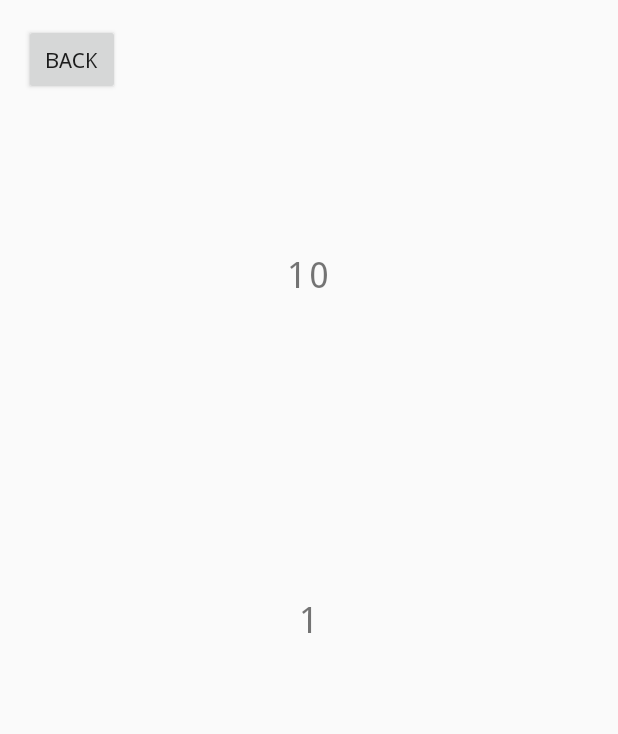
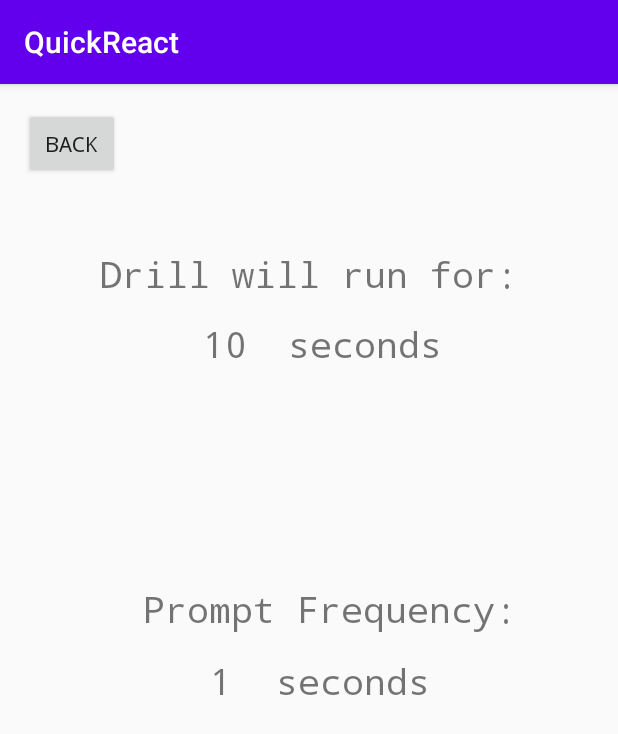
Before and after one commit to WesleyChoi/QuickReact, an Android app: the CompassAgilityExecute screen opened directly, with no data from a screen before it, on a phone screen of 412 x 824 dp. Shown: the top 734 px of the screen. Run offline under Robolectric (Android 15) with nearby library versions, the phone set to English and light mode, and no system bars.

Commit message:
added back button checker and descriptors for execute screen

```diff
--- a/app/src/main/java/com/example/quickreact/CompassAgilityExecute.java
+++ b/app/src/main/java/com/example/quickreact/CompassAgilityExecute.java
@@ -34,6 +34,8 @@ public class CompassAgilityExecute extends AppCompatActivity {
     private MediaPlayer play_down;
     private MediaPlayer play_left;
     private MediaPlayer play_right;
+
+    private Boolean exit_true = false;
 
     @Override
     protected void onCreate(Bundle savedInstanceState) {
@@ -90,6 +92,7 @@ public class CompassAgilityExecute extends AppCompatActivity {
 
 
     public void returnToCompassAgilitySelector() {
+        exit_true = true;
         Intent intent = new Intent(this, CompassAgilitySelector.class);
         startActivity(intent);
     }
@@ -197,7 +200,9 @@ public class CompassAgilityExecute extends AppCompatActivity {
                 public void onTick(long msUntilFinished) {}
 
                 public void onFinish() {
-                    executeCompassDrill();
+                    if (!exit_true) {
+                        executeCompassDrill();
+                    }
                 }
 
             };
--- a/app/src/main/res/layout/activity_compass_agility_execute.xml
+++ b/app/src/main/res/layout/activity_compass_agility_execute.xml
@@ -19,28 +19,86 @@
         app:layout_constraintTop_toTopOf="parent" />
 
     <TextView
-        android:id="@+id/total_time_display_indicator"
+        android:id="@+id/total_time_display"
         android:layout_width="wrap_content"
         android:layout_height="wrap_content"
         android:fontFamily="monospace"
-        android:text="Drill will run for"
+        android:text="Drill will run for:"
         android:textSize="24sp"
         app:layout_constraintBottom_toBottomOf="parent"
         app:layout_constraintEnd_toEndOf="parent"
         app:layout_constraintHorizontal_bias="0.498"
         app:layout_constraintStart_toStartOf="parent"
         app:layout_constraintTop_toTopOf="parent"
-        app:layout_constraintVertical_bias="0.21" />
+        app:layout_constraintVertical_bias="0.15" />
+
+    <TextView
+        android:id="@+id/total_time_display_indicator"
+        android:layout_width="wrap_content"
+        android:layout_height="wrap_content"
+        android:fontFamily="monospace"
+        android:text="00"
+        android:textSize="24sp"
+        app:layout_constraintBottom_toBottomOf="parent"
+        app:layout_constraintEnd_toEndOf="parent"
+        app:layout_constraintHorizontal_bias="0.353"
+        app:layout_constraintStart_toStartOf="parent"
+        app:layout_constraintTop_toTopOf="parent"
+        app:layout_constraintVertical_bias="0.213" />
+
+    <TextView
+        android:id="@+id/seconds_total"
+        android:layout_width="wrap_content"
+        android:layout_height="wrap_content"
+        android:fontFamily="monospace"
+        android:text="seconds"
+        android:textSize="24sp"
+        app:layout_constraintBottom_toBottomOf="parent"
+        app:layout_constraintEnd_toEndOf="parent"
+        app:layout_constraintHorizontal_bias="0.191"
+        app:layout_constraintStart_toEndOf="@+id/total_time_display_indicator"
+        app:layout_constraintTop_toTopOf="parent"
+        app:layout_constraintVertical_bias="0.213" />
+
+    <TextView
+        android:id="@+id/frequency_display"
+        android:layout_width="wrap_content"
+        android:layout_height="wrap_content"
+        android:fontFamily="monospace"
+        android:text="Prompt Frequency:"
+        android:textSize="24sp"
+        app:layout_constraintBottom_toBottomOf="parent"
+        app:layout_constraintEnd_toEndOf="parent"
+        app:layout_constraintHorizontal_bias="0.587"
+        app:layout_constraintStart_toStartOf="parent"
+        app:layout_constraintTop_toTopOf="parent"
+        app:layout_constraintVertical_bias="0.453" />
 
     <TextView
         android:id="@+id/frequency_display_indicator"
         android:layout_width="wrap_content"
         android:layout_height="wrap_content"
         android:fontFamily="monospace"
-        android:text="Frequency: "
+        android:text="00"
         android:textSize="24sp"
         app:layout_constraintBottom_toBottomOf="parent"
         app:layout_constraintEnd_toEndOf="parent"
+        app:layout_constraintHorizontal_bias="0.353"
         app:layout_constraintStart_toStartOf="parent"
-        app:layout_constraintTop_toTopOf="parent" />
+        app:layout_constraintTop_toTopOf="parent"
+        app:layout_constraintVertical_bias="0.519" />
+
+    <TextView
+        android:id="@+id/seconds_frequency"
+        android:layout_width="wrap_content"
+        android:layout_height="wrap_content"
+        android:fontFamily="monospace"
+        android:text="seconds"
+        android:textSize="24sp"
+        app:layout_constraintBottom_toBottomOf="parent"
+        app:layout_constraintEnd_toEndOf="parent"
+        app:layout_constraintHorizontal_bias="0.191"
+        app:layout_constraintStart_toEndOf="@+id/frequency_display_indicator"
+        app:layout_constraintTop_toTopOf="parent"
+        app:layout_constraintVertical_bias="0.519" />
 </androidx.constraintlayout.widget.ConstraintLayout>
--- a/app/src/main/res/values/styles.xml
+++ b/app/src/main/res/values/styles.xml
@@ -1,6 +1,6 @@
 <resources>
     <!-- Base application theme. -->
-    <style name="AppTheme" parent="Theme.AppCompat.Light.NoActionBar">
+    <style name="AppTheme" parent="Base.Theme.AppCompat.Light.DarkActionBar">
         <!-- Customize your theme here. -->
         <item name="colorPrimary">@color/colorPrimary</item>
         <item name="colorPrimaryDark">@color/colorPrimaryDark</item>
```
